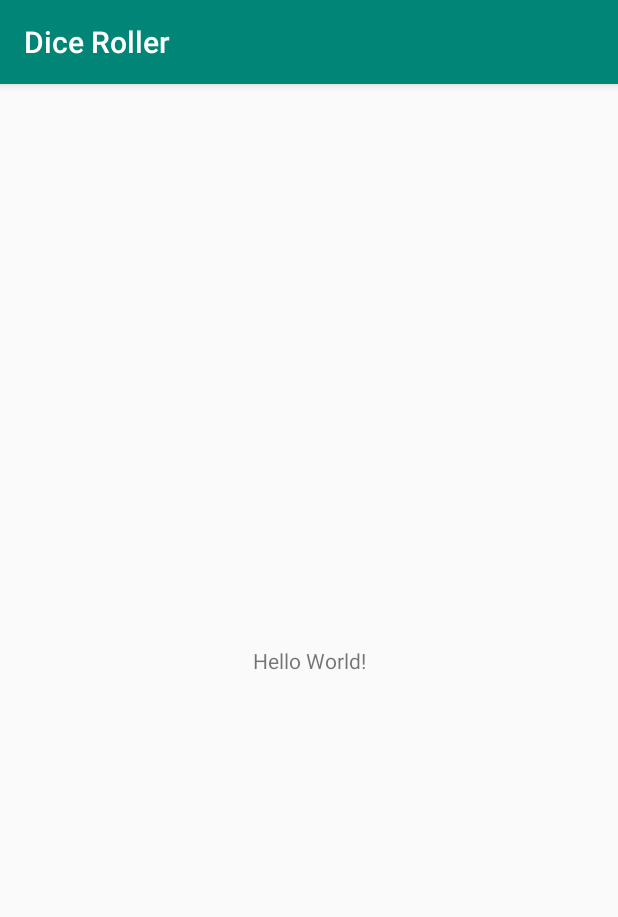
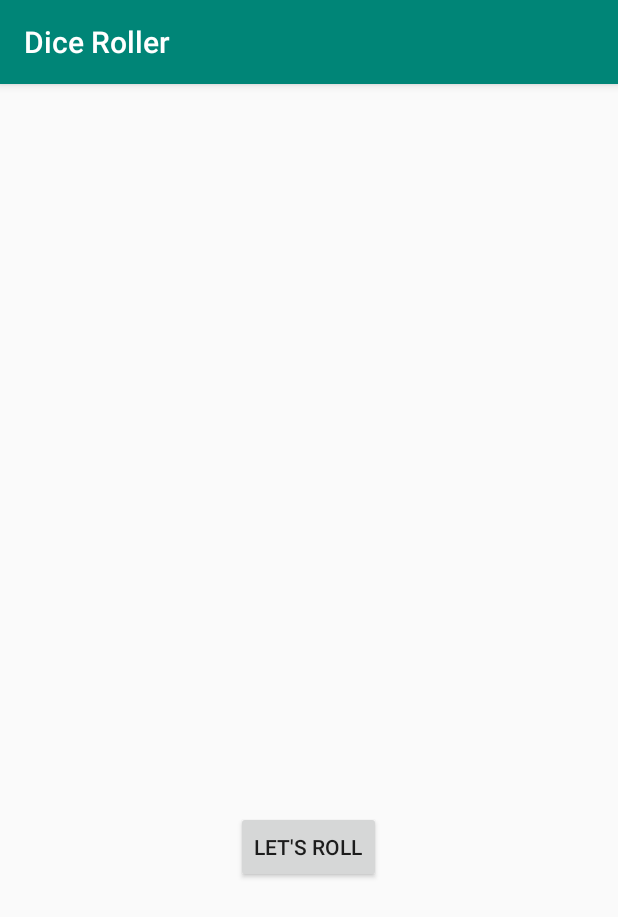
Before and after one commit to brunofe/Kotlin-apps-repoPrincipal, an Android app: the screen it shows after launch (MainActivity), on a phone screen of 412 x 824 dp. Shown: the top 917 px of the screen. Run offline under Robolectric (Android 15) with nearby library versions, the phone set to English and light mode, and no system bars.

```diff
--- a/DiceRoller/app/build.gradle
+++ b/DiceRoller/app/build.gradle
@@ -13,6 +13,7 @@ android {
         versionCode 1
         versionName "1.0"
         testInstrumentationRunner "android.support.test.runner.AndroidJUnitRunner"
+        vectorDrawables.useSupportLibrary = true
     }
     buildTypes {
         release {
@@ -25,8 +26,8 @@ android {
 dependencies {
     implementation fileTree(dir: 'libs', include: ['*.jar'])
     implementation"org.jetbrains.kotlin:kotlin-stdlib-jdk7:$kotlin_version"
-    implementation 'com.android.support:appcompat-v7:28.0.0'
-    implementation 'com.android.support.constraint:constraint-layout:1.1.3'
+    implementation 'androidx.appcompat:appcompat:1.1.0-rc01'
+    implementation 'androidx.constraintlayout:constraintlayout:1.1.3'
     testImplementation 'junit:junit:4.12'
     androidTestImplementation 'com.android.support.test:runner:1.0.2'
     androidTestImplementation 'com.android.support.test.espresso:espresso-core:3.0.2'
--- a/DiceRoller/app/src/main/java/com/example/diceroller/MainActivity.kt
+++ b/DiceRoller/app/src/main/java/com/example/diceroller/MainActivity.kt
@@ -1,12 +1,41 @@
 package com.example.diceroller
 
-import android.support.v7.app.AppCompatActivity
+import androidx.appcompat.app.AppCompatActivity
 import android.os.Bundle
+import android.widget.Button
+import android.widget.ImageView
+import java.util.*
+
 
 class MainActivity : AppCompatActivity() {
+
+    lateinit var diceImage: ImageView
 
     override fun onCreate(savedInstanceState: Bundle?) {
         super.onCreate(savedInstanceState)
         setContentView(R.layout.activity_main)
+
+        val rollButton: Button = findViewById(R.id.roll_button)
+
+        rollButton.text = "Let's Roll"
+        rollButton.setOnClickListener {
+            rollDice()
+        }
+
+        diceImage = findViewById(R.id.dice_image)
+    }
+
+    private fun rollDice() {
+        val randomInt = Random().nextInt(6) + 1
+
+        val drawableResource = when (randomInt) {
+            1 -> R.drawable.dice_1
+            2 -> R.drawable.dice_2
+            3 -> R.drawable.dice_3
+            4 -> R.drawable.dice_4
+            5 -> R.drawable.dice_5
+            else -> R.drawable.dice_6
+        }
+        diceImage.setImageResource(drawableResource)
     }
 }
--- /dev/null
+++ b/DiceRoller/app/src/main/res/drawable/dice_1.xml
@@ -0,0 +1,66 @@
+<!--
+  ~ Copyright 2018, The Android Open Source Project
+  ~
+  ~ Licensed under the Apache License, Version 2.0 (the "License");
+  ~ you may not use this file except in compliance with the License.
+  ~ You may obtain a copy of the License at
+  ~
+  ~     http://www.apache.org/licenses/LICENSE-2.0
+  ~
+  ~ Unless required by applicable law or agreed to in writing, software
+  ~ distributed under the License is distributed on an "AS IS" BASIS,
+  ~ WITHOUT WARRANTIES OR CONDITIONS OF ANY KIND, either express or implied.
+  ~ See the License for the specific language governing permissions and
+  ~ limitations under the License.
+  -->
+
+<vector xmlns:android="http://schemas.android.com/apk/res/android"
+    android:width="200dp"
+    android:height="250dp"
+    android:viewportWidth="800"
+    android:viewportHeight="1000">
+    <path
+        android:fillAlpha="0.5"
+        android:fillColor="#eee"
+        android:pathData="M740.8,635.42c-68.27,90.47 -249.77,201.76 -316,240.63a50.7,50.7 0,0 1,-49.93 0.81c-64.19,-35 -234.09,-133.88 -315.65,-242a14.69,14.69 0,0 1,-0.12 -17.49c77.58,-106.29 159.67,-258.89 341.06,-258.89 182,0 242.19,139.08 340.27,258.88A14.62,14.62 0,0 1,740.8 635.42Z"
+        android:strokeAlpha="0.5" />
+    <path
+        android:fillColor="#bdbdbd"
+        android:pathData="M704.9,630l-294.29,191.06l0,-340.85l294.29,-191.06l0,340.85z" />
+    <path
+        android:fillColor="#e0e0e0"
+        android:pathData="M97.59,630l294.29,191.06l0,-340.85l-294.29,-191.06l0,340.85z" />
+    <path
+        android:fillColor="#f5f5f5"
+        android:pathData="M400.14,464.73l-293.19,-191.45l293.19,-156.31l295.39,156.31l-295.39,191.45z" />
+    <path
+        android:fillColor="#eee"
+        android:pathData="M106.95,273.28l-9.36,15.87l294.29,191.06l8.26,-15.48l-293.19,-191.45z" />
+    <path
+        android:fillColor="#e0e0e0"
+        android:pathData="M695.53,273.28l9.37,15.87l-294.29,191.06l-10.47,-15.48l295.39,-191.45z" />
+    <path
+        android:fillColor="#eee"
+        android:pathData="M391.88,480.21h18.73v340.85h-18.73z" />
+    <path
+        android:fillColor="#f5f5f5"
+        android:pathData="M400.14,464.73l-8.26,15.48l18.73,0l-10.47,-15.48z" />
+    <path
+        android:fillColor="#78c257"
+        android:pathData="M397.45,297.62a16.9,28.71 97.07,1 0,4.16 -33.54a16.9,28.71 97.07,1 0,-4.16 33.54z" />
+    <path
+        android:fillColor="#78c257"
+        android:pathData="M297.17,539.02a30.12,16.11 53.82,1 0,26.01 -19.02a30.12,16.11 53.82,1 0,-26.01 19.02z" />
+    <path
+        android:fillColor="#78c257"
+        android:pathData="M161.96,588.24a30.12,16.11 53.82,1 0,26.01 -19.02a30.12,16.11 53.82,1 0,-26.01 19.02z" />
+    <path
+        android:fillColor="#78c257"
+        android:pathData="M551.15,579.45a30.12,16.11 126.18,1 0,35.56 -48.62a30.12,16.11 126.18,1 0,-35.56 48.62z" />
+    <path
+        android:fillColor="#78c257"
+        android:pathData="M469.12,549.58a30.12,16.11 126.18,1 0,35.56 -48.62a30.12,16.11 126.18,1 0,-35.56 48.62z" />
+    <path
+        android:fillColor="#78c257"
+        android:pathData="M633.17,609.29a30.12,16.11 126.18,1 0,35.56 -48.62a30.12,16.11 126.18,1 0,-35.56 48.62z" />
+</vector>
--- /dev/null
+++ b/DiceRoller/app/src/main/res/drawable/dice_2.xml
@@ -0,0 +1,66 @@
+<!--
+  ~ Copyright 2018, The Android Open Source Project
+  ~
+  ~ Licensed under the Apache License, Version 2.0 (the "License");
+  ~ you may not use this file except in compliance with the License.
+  ~ You may obtain a copy of the License at
+  ~
+  ~     http://www.apache.org/licenses/LICENSE-2.0
+  ~
+  ~ Unless required by applicable law or agreed to in writing, software
+  ~ distributed under the License is distributed on an "AS IS" BASIS,
+  ~ WITHOUT WARRANTIES OR CONDITIONS OF ANY KIND, either express or implied.
+  ~ See the License for the specific language governing permissions and
+  ~ limitations under the License.
+  -->
+
+<vector xmlns:android="http://schemas.android.com/apk/res/android"
+    android:width="200dp"
+    android:height="250dp"
+    android:viewportWidth="800"
+    android:viewportHeight="1000">
+    <path
+        android:fillAlpha="0.5"
+        android:fillColor="#eee"
+        android:pathData="M740.8,635.42c-68.27,90.47 -249.77,201.76 -316,240.63a50.7,50.7 0,0 1,-49.93 0.81c-64.19,-35 -234.09,-133.88 -315.65,-242a14.69,14.69 0,0 1,-0.12 -17.49c77.58,-106.29 159.67,-258.89 341.06,-258.89 182,0 242.19,139.08 340.27,258.88A14.62,14.62 0,0 1,740.8 635.42Z"
+        android:strokeAlpha="0.5" />
+    <path
+        android:fillColor="#bdbdbd"
+        android:pathData="M704.9,630l-294.29,191.06l0,-340.85l294.29,-191.06l0,340.85z" />
+    <path
+        android:fillColor="#e0e0e0"
+        android:pathData="M97.59,630l294.29,191.06l0,-340.85l-294.29,-191.06l0,340.85z" />
+    <path
+        android:fillColor="#f5f5f5"
+        android:pathData="M400.14,464.73l-293.19,-191.45l293.19,-156.31l295.39,156.31l-295.39,191.45z" />
+    <path
+        android:fillColor="#eee"
+        android:pathData="M106.95,273.28l-9.36,15.87l294.29,191.06l8.26,-15.48l-293.19,-191.45z" />
+    <path
+        android:fillColor="#e0e0e0"
+        android:pathData="M695.53,273.28l9.37,15.87l-294.29,191.06l-10.47,-15.48l295.39,-191.45z" />
+    <path
+        android:fillColor="#eee"
+        android:pathData="M391.88,480.21h18.73v340.85h-18.73z" />
+    <path
+        android:fillColor="#f5f5f5"
+        android:pathData="M400.14,464.73l-8.26,15.48l18.73,0l-10.47,-15.48z" />
+    <path
+        android:fillColor="#78c257"
+        android:pathData="M520.85,303.25a16.9,28.71 97.07,1 0,4.16 -33.54a16.9,28.71 97.07,1 0,-4.16 33.54z" />
+    <path
+        android:fillColor="#78c257"
+        android:pathData="M273.33,291.99a16.9,28.71 97.07,1 0,4.16 -33.54a16.9,28.71 97.07,1 0,-4.16 33.54z" />
+    <path
+        android:fillColor="#78c257"
+        android:pathData="M229.56,563.64a30.12,16.11 53.82,1 0,26.01 -19.02a30.12,16.11 53.82,1 0,-26.01 19.02z" />
+    <path
+        android:fillColor="#78c257"
+        android:pathData="M311.58,533.77a30.12,16.11 53.82,1 0,26.01 -19.02a30.12,16.11 53.82,1 0,-26.01 19.02z" />
+    <path
+        android:fillColor="#78c257"
+        android:pathData="M147.54,593.49a30.12,16.11 53.82,1 0,26.01 -19.02a30.12,16.11 53.82,1 0,-26.01 19.02z" />
+    <path
+        android:fillColor="#78c257"
+        android:pathData="M551.15,579.45a30.12,16.11 126.18,1 0,35.56 -48.62a30.12,16.11 126.18,1 0,-35.56 48.62z" />
+</vector>
--- /dev/null
+++ b/DiceRoller/app/src/main/res/drawable/dice_3.xml
@@ -0,0 +1,66 @@
+<!--
+  ~ Copyright 2018, The Android Open Source Project
+  ~
+  ~ Licensed under the Apache License, Version 2.0 (the "License");
+  ~ you may not use this file except in compliance with the License.
+  ~ You may obtain a copy of the License at
+  ~
+  ~     http://www.apache.org/licenses/LICENSE-2.0
+  ~
+  ~ Unless required by applicable law or agreed to in writing, software
+  ~ distributed under the License is distributed on an "AS IS" BASIS,
+  ~ WITHOUT WARRANTIES OR CONDITIONS OF ANY KIND, either express or implied.
+  ~ See the License for the specific language governing permissions and
+  ~ limitations under the License.
+  -->
+
+<vector xmlns:android="http://schemas.android.com/apk/res/android"
+    android:width="200dp"
+    android:height="250dp"
+    android:viewportWidth="800"
+    android:viewportHeight="1000">
+    <path
+        android:fillAlpha="0.5"
+        android:fillColor="#eee"
+        android:pathData="M740.8,635.42c-68.27,90.47 -249.77,201.76 -316,240.63a50.7,50.7 0,0 1,-49.93 0.81c-64.19,-35 -234.09,-133.88 -315.65,-242a14.69,14.69 0,0 1,-0.12 -17.49c77.58,-106.29 159.67,-258.89 341.06,-258.89 182,0 242.19,139.08 340.27,258.88A14.62,14.62 0,0 1,740.8 635.42Z"
+        android:strokeAlpha="0.5" />
+    <path
+        android:fillColor="#bdbdbd"
+        android:pathData="M704.9,630l-294.29,191.06l0,-340.85l294.29,-191.06l0,340.85z" />
+    <path
+        android:fillColor="#e0e0e0"
+        android:pathData="M97.59,630l294.29,191.06l0,-340.85l-294.29,-191.06l0,340.85z" />
+    <path
+        android:fillColor="#f5f5f5"
+        android:pathData="M400.14,464.73l-293.19,-191.45l293.19,-156.31l295.39,156.31l-295.39,191.45z" />
+    <path
+        android:fillColor="#eee"
+        android:pathData="M106.95,273.28l-9.36,15.87l294.29,191.06l8.26,-15.48l-293.19,-191.45z" />
+    <path
+        android:fillColor="#e0e0e0"
+        android:pathData="M695.53,273.28l9.37,15.87l-294.29,191.06l-10.47,-15.48l295.39,-191.45z" />
+    <path
+        android:fillColor="#eee"
+        android:pathData="M391.88,480.21h18.73v340.85h-18.73z" />
+    <path
+        android:fillColor="#f5f5f5"
+        android:pathData="M400.14,464.73l-8.26,15.48l18.73,0l-10.47,-15.48z" />
+    <path
+        android:fillColor="#78c257"
+        android:pathData="M398.11,297.62a16.9,28.71 97.07,1 0,4.16 -33.54a16.9,28.71 97.07,1 0,-4.16 33.54z" />
+    <path
+        android:fillColor="#78c257"
+        android:pathData="M548.27,304.46a16.9,28.71 97.07,1 0,4.16 -33.54a16.9,28.71 97.07,1 0,-4.16 33.54z" />
+    <path
+        android:fillColor="#78c257"
+        android:pathData="M247.95,290.79a16.9,28.71 97.07,1 0,4.16 -33.54a16.9,28.71 97.07,1 0,-4.16 33.54z" />
+    <path
+        android:fillColor="#78c257"
+        android:pathData="M229.56,563.64a30.12,16.11 53.82,1 0,26.01 -19.02a30.12,16.11 53.82,1 0,-26.01 19.02z" />
+    <path
+        android:fillColor="#78c257"
+        android:pathData="M483.54,554.83a30.12,16.11 126.18,1 0,35.56 -48.62a30.12,16.11 126.18,1 0,-35.56 48.62z" />
+    <path
+        android:fillColor="#78c257"
+        android:pathData="M618.75,604.04a30.12,16.11 126.18,1 0,35.56 -48.62a30.12,16.11 126.18,1 0,-35.56 48.62z" />
+</vector>
--- /dev/null
+++ b/DiceRoller/app/src/main/res/drawable/dice_4.xml
@@ -0,0 +1,69 @@
+<!--
+  ~ Copyright 2018, The Android Open Source Project
+  ~
+  ~ Licensed under the Apache License, Version 2.0 (the "License");
+  ~ you may not use this file except in compliance with the License.
+  ~ You may obtain a copy of the License at
+  ~
+  ~     http://www.apache.org/licenses/LICENSE-2.0
+  ~
+  ~ Unless required by applicable law or agreed to in writing, software
+  ~ distributed under the License is distributed on an "AS IS" BASIS,
+  ~ WITHOUT WARRANTIES OR CONDITIONS OF ANY KIND, either express or implied.
+  ~ See the License for the specific language governing permissions and
+  ~ limitations under the License.
+  -->
+
+<vector xmlns:android="http://schemas.android.com/apk/res/android"
+    android:width="200dp"
+    android:height="250dp"
+    android:viewportWidth="800"
+    android:viewportHeight="1000">
+    <path
+        android:fillAlpha="0.5"
+        android:fillColor="#eee"
+        android:pathData="M740.8,635.42c-68.27,90.47 -249.77,201.76 -316,240.63a50.7,50.7 0,0 1,-49.93 0.81c-64.19,-35 -234.09,-133.88 -315.65,-242a14.69,14.69 0,0 1,-0.12 -17.49c77.58,-106.29 159.67,-258.89 341.06,-258.89 182,0 242.19,139.08 340.27,258.88A14.62,14.62 0,0 1,740.8 635.42Z"
+        android:strokeAlpha="0.5" />
+    <path
+        android:fillColor="#bdbdbd"
+        android:pathData="M704.9,630l-294.29,191.06l0,-340.85l294.29,-191.06l0,340.85z" />
+    <path
+        android:fillColor="#e0e0e0"
+        android:pathData="M97.59,630l294.29,191.06l0,-340.85l-294.29,-191.06l0,340.85z" />
+    <path
+        android:fillColor="#f5f5f5"
+        android:pathData="M400.14,464.73l-293.19,-191.45l293.19,-156.31l295.39,156.31l-295.39,191.45z" />
+    <path
+        android:fillColor="#eee"
+        android:pathData="M106.95,273.28l-9.36,15.87l294.29,191.06l8.26,-15.48l-293.19,-191.45z" />
+    <path
+        android:fillColor="#e0e0e0"
+        android:pathData="M695.53,273.28l9.37,15.87l-294.29,191.06l-10.47,-15.48l295.39,-191.45z" />
+    <path
+        android:fillColor="#eee"
+        android:pathData="M391.88,480.21h18.73v340.85h-18.73z" />
+    <path
+        android:fillColor="#f5f5f5"
+        android:pathData="M400.14,464.73l-8.26,15.48l18.73,0l-10.47,-15.48z" />
+    <path
+        android:fillColor="#78c257"
+        android:pathData="M530.08,303.65a16.9,28.71 97.07,1 0,4.16 -33.54a16.9,28.71 97.07,1 0,-4.16 33.54z" />
+    <path
+        android:fillColor="#78c257"
+        android:pathData="M389.68,218.17a16.9,28.71 97.07,1 0,4.16 -33.54a16.9,28.71 97.07,1 0,-4.16 33.54z" />
+    <path
+        android:fillColor="#78c257"
+        android:pathData="M405.35,377.09a16.9,28.71 97.07,1 0,4.16 -33.54a16.9,28.71 97.07,1 0,-4.16 33.54z" />
+    <path
+        android:fillColor="#78c257"
+        android:pathData="M264.95,291.6a16.9,28.71 97.07,1 0,4.16 -33.54a16.9,28.71 97.07,1 0,-4.16 33.54z" />
+    <path
+        android:fillColor="#78c257"
+        android:pathData="M297.17,541.59a30.12,16.11 53.82,1 0,26.01 -19.02a30.12,16.11 53.82,1 0,-26.01 19.02z" />
+    <path
+        android:fillColor="#78c257"
+        android:pathData="M161.96,590.81a30.12,16.11 53.82,1 0,26.01 -19.02a30.12,16.11 53.82,1 0,-26.01 19.02z" />
+    <path
+        android:fillColor="#78c257"
+        android:pathData="M551.15,579.45a30.12,16.11 126.18,1 0,35.56 -48.62a30.12,16.11 126.18,1 0,-35.56 48.62z" />
+</vector>
--- /dev/null
+++ b/DiceRoller/app/src/main/res/drawable/dice_5.xml
@@ -0,0 +1,75 @@
+<!--
+  ~ Copyright 2018, The Android Open Source Project
+  ~
+  ~ Licensed under the Apache License, Version 2.0 (the "License");
+  ~ you may not use this file except in compliance with the License.
+  ~ You may obtain a copy of the License at
+  ~
+  ~     http://www.apache.org/licenses/LICENSE-2.0
+  ~
+  ~ Unless required by applicable law or agreed to in writing, software
+  ~ distributed under the License is distributed on an "AS IS" BASIS,
+  ~ WITHOUT WARRANTIES OR CONDITIONS OF ANY KIND, either express or implied.
+  ~ See the License for the specific language governing permissions and
+  ~ limitations under the License.
+  -->
+
+<vector xmlns:android="http://schemas.android.com/apk/res/android"
+    android:width="200dp"
+    android:height="250dp"
+    android:viewportWidth="800"
+    android:viewportHeight="1000">
+    <path
+        android:fillAlpha="0.5"
+        android:fillColor="#eee"
+        android:pathData="M740.8,635.42c-68.27,90.47 -249.77,201.76 -316,240.63a50.7,50.7 0,0 1,-49.93 0.81c-64.19,-35 -234.09,-133.88 -315.65,-242a14.69,14.69 0,0 1,-0.12 -17.49c77.58,-106.29 159.67,-258.89 341.06,-258.89 182,0 242.19,139.08 340.27,258.88A14.62,14.62 0,0 1,740.8 635.42Z"
+        android:strokeAlpha="0.5" />
+    <path
+        android:fillColor="#bdbdbd"
+        android:pathData="M704.9,630l-294.29,191.06l0,-340.85l294.29,-191.06l0,340.85z" />
+    <path
+        android:fillColor="#e0e0e0"
+        android:pathData="M97.59,630l294.29,191.06l0,-340.85l-294.29,-191.06l0,340.85z" />
+    <path
+        android:fillColor="#f5f5f5"
+        android:pathData="M400.14,464.73l-293.19,-191.45l293.19,-156.31l295.39,156.31l-295.39,191.45z" />
+    <path
+        android:fillColor="#eee"
+        android:pathData="M106.95,273.28l-9.36,15.87l294.29,191.06l8.26,-15.48l-293.19,-191.45z" />
+    <path
+        android:fillColor="#e0e0e0"
+        android:pathData="M695.53,273.28l9.37,15.87l-294.29,191.06l-10.47,-15.48l295.39,-191.45z" />
+    <path
+        android:fillColor="#eee"
+        android:pathData="M391.88,480.21h18.73v340.85h-18.73z" />
+    <path
+        android:fillColor="#f5f5f5"
+        android:pathData="M400.14,464.73l-8.26,15.48l18.73,0l-10.47,-15.48z" />
+    <path
+        android:fillColor="#78c257"
+        android:pathData="M397.05,297.63a16.9,28.71 97.07,1 0,4.16 -33.54a16.9,28.71 97.07,1 0,-4.16 33.54z" />
+    <path
+        android:fillColor="#78c257"
+        android:pathData="M547.21,304.45a16.9,28.71 97.07,1 0,4.16 -33.54a16.9,28.71 97.07,1 0,-4.16 33.54z" />
+    <path
+        android:fillColor="#78c257"
+        android:pathData="M388.17,207.62a16.9,28.71 97.07,1 0,4.16 -33.54a16.9,28.71 97.07,1 0,-4.16 33.54z" />
+    <path
+        android:fillColor="#78c257"
+        android:pathData="M405.93,387.62a16.9,28.71 97.07,1 0,4.16 -33.54a16.9,28.71 97.07,1 0,-4.16 33.54z" />
+    <path
+        android:fillColor="#78c257"
+        android:pathData="M246.89,290.79a16.9,28.71 97.07,1 0,4.16 -33.54a16.9,28.71 97.07,1 0,-4.16 33.54z" />
+    <path
+        android:fillColor="#78c257"
+        android:pathData="M229.56,563.64a30.12,16.11 53.82,1 0,26.01 -19.02a30.12,16.11 53.82,1 0,-26.01 19.02z" />
+    <path
+        android:fillColor="#78c257"
+        android:pathData="M551.15,579.45a30.12,16.11 126.18,1 0,35.56 -48.62a30.12,16.11 126.18,1 0,-35.56 48.62z" />
+    <path
+        android:fillColor="#78c257"
+        android:pathData="M469.12,549.58a30.12,16.11 126.18,1 0,35.56 -48.62a30.12,16.11 126.18,1 0,-35.56 48.62z" />
+    <path
+        android:fillColor="#78c257"
+        android:pathData="M633.17,609.29a30.12,16.11 126.18,1 0,35.56 -48.62a30.12,16.11 126.18,1 0,-35.56 48.62z" />
+</vector>
--- /dev/null
+++ b/DiceRoller/app/src/main/res/drawable/dice_6.xml
@@ -0,0 +1,81 @@
+<!--
+  ~ Copyright 2018, The Android Open Source Project
+  ~
+  ~ Licensed under the Apache License, Version 2.0 (the "License");
+  ~ you may not use this file except in compliance with the License.
+  ~ You may obtain a copy of the License at
+  ~
+  ~     http://www.apache.org/licenses/LICENSE-2.0
+  ~
+  ~ Unless required by applicable law or agreed to in writing, software
+  ~ distributed under the License is distributed on an "AS IS" BASIS,
+  ~ WITHOUT WARRANTIES OR CONDITIONS OF ANY KIND, either express or implied.
+  ~ See the License for the specific language governing permissions and
+  ~ limitations under the License.
+  -->
+
+<vector xmlns:android="http://schemas.android.com/apk/res/android"
+    android:width="200dp"
+    android:height="250dp"
+    android:viewportWidth="800"
+    android:viewportHeight="1000">
+    <path
+        android:fillAlpha="0.5"
+        android:fillColor="#eee"
+        android:pathData="M740.8,635.42c-68.27,90.47 -249.77,201.76 -316,240.63a50.7,50.7 0,0 1,-49.93 0.81c-64.19,-35 -234.09,-133.88 -315.65,-242a14.69,14.69 0,0 1,-0.12 -17.49c77.58,-106.29 159.67,-258.89 341.06,-258.89 182,0 242.19,139.08 340.27,258.88A14.62,14.62 0,0 1,740.8 635.42Z"
+        android:strokeAlpha="0.5" />
+    <path
+        android:fillColor="#bdbdbd"
+        android:pathData="M704.9,630l-294.29,191.06l0,-340.85l294.29,-191.06l0,340.85z" />
+    <path
+        android:fillColor="#e0e0e0"
+        android:pathData="M97.59,630l294.29,191.06l0,-340.85l-294.29,-191.06l0,340.85z" />
+    <path
+        android:fillColor="#f5f5f5"
+        android:pathData="M400.14,464.73l-293.19,-191.45l293.19,-156.31l295.39,156.31l-295.39,191.45z" />
+    <path
+        android:fillColor="#eee"
+        android:pathData="M106.95,273.28l-9.36,15.87l294.29,191.06l8.26,-15.48l-293.19,-191.45z" />
+    <path
+        android:fillColor="#e0e0e0"
+        android:pathData="M695.53,273.28l9.37,15.87l-294.29,191.06l-10.47,-15.48l295.39,-191.45z" />
+    <path
+        android:fillColor="#eee"
+        android:pathData="M391.88,480.21h18.73v340.85h-18.73z" />
+    <path
+        android:fillColor="#f5f5f5"
+        android:pathData="M400.14,464.73l-8.26,15.48l18.73,0l-10.47,-15.48z" />
+    <path
+        android:fillColor="#78c257"
+        android:pathData="M326.53,254.89a16.9,28.71 97.07,1 0,4.16 -33.54a16.9,28.71 97.07,1 0,-4.16 33.54z" />
+    <path
+        android:fillColor="#78c257"
+        android:pathData="M537.57,298.78a16.9,28.71 97.07,1 0,4.16 -33.54a16.9,28.71 97.07,1 0,-4.16 33.54z" />
+    <path
+        android:fillColor="#78c257"
+        android:pathData="M397.17,213.3a16.9,28.71 97.07,1 0,4.16 -33.54a16.9,28.71 97.07,1 0,-4.16 33.54z" />
+    <path
+        android:fillColor="#78c257"
+        android:pathData="M396.31,381.95a16.9,28.71 97.07,1 0,4.16 -33.54a16.9,28.71 97.07,1 0,-4.16 33.54z" />
+    <path
+        android:fillColor="#78c257"
+        android:pathData="M255.91,296.47a16.9,28.71 97.07,1 0,4.16 -33.54a16.9,28.71 97.07,1 0,-4.16 33.54z" />
+    <path
+        android:fillColor="#78c257"
+        android:pathData="M466.93,340.37a16.9,28.71 97.07,1 0,4.16 -33.54a16.9,28.71 97.07,1 0,-4.16 33.54z" />
+    <path
+        android:fillColor="#78c257"
+        android:pathData="M230,563.64a30.12,16.11 53.82,1 0,26.01 -19.02a30.12,16.11 53.82,1 0,-26.01 19.02z" />
+    <path
+        android:fillColor="#78c257"
+        android:pathData="M312.02,533.78a30.12,16.11 53.82,1 0,26.01 -19.02a30.12,16.11 53.82,1 0,-26.01 19.02z" />
+    <path
+        android:fillColor="#78c257"
+        android:pathData="M147.96,593.48a30.12,16.11 53.82,1 0,26.01 -19.02a30.12,16.11 53.82,1 0,-26.01 19.02z" />
+    <path
+        android:fillColor="#78c257"
+        android:pathData="M483.54,554.83a30.12,16.11 126.18,1 0,35.56 -48.62a30.12,16.11 126.18,1 0,-35.56 48.62z" />
+    <path
+        android:fillColor="#78c257"
+        android:pathData="M618.75,604.04a30.12,16.11 126.18,1 0,35.56 -48.62a30.12,16.11 126.18,1 0,-35.56 48.62z" />
+</vector>
--- /dev/null
+++ b/DiceRoller/app/src/main/res/drawable/empty_dice.xml
@@ -0,0 +1,27 @@
+<!--
+  ~ Copyright 2018, The Android Open Source Project
+  ~
+  ~ Licensed under the Apache License, Version 2.0 (the "License");
+  ~ you may not use this file except in compliance with the License.
+  ~ You may obtain a copy of the License at
+  ~
+  ~     http://www.apache.org/licenses/LICENSE-2.0
+  ~
+  ~ Unless required by applicable law or agreed to in writing, software
+  ~ distributed under the License is distributed on an "AS IS" BASIS,
+  ~ WITHOUT WARRANTIES OR CONDITIONS OF ANY KIND, either express or implied.
+  ~ See the License for the specific language governing permissions and
+  ~ limitations under the License.
+  -->
+
+<vector xmlns:android="http://schemas.android.com/apk/res/android"
+    android:width="200dp"
+    android:height="250dp"
+    android:viewportWidth="800"
+    android:viewportHeight="1000">
+
+    <path
+        android:fillColor="#00000000"
+        android:pathData="M0,0l0,0z" />
+
+</vector>
--- a/DiceRoller/app/src/main/res/layout/activity_main.xml
+++ b/DiceRoller/app/src/main/res/layout/activity_main.xml
@@ -1,19 +1,27 @@
 <?xml version="1.0" encoding="utf-8"?>
-<android.support.constraint.ConstraintLayout
-        xmlns:android="http://schemas.android.com/apk/res/android"
-        xmlns:tools="http://schemas.android.com/tools"
-        xmlns:app="http://schemas.android.com/apk/res-auto"
-        android:layout_width="match_parent"
-        android:layout_height="match_parent"
-        tools:context=".MainActivity">
+<LinearLayout xmlns:android="http://schemas.android.com/apk/res/android"
+              xmlns:tools="http://schemas.android.com/tools"
+              xmlns:app="http://schemas.android.com/apk/res-auto"
+              android:layout_width="match_parent"
+              android:layout_height="wrap_content"
+              android:orientation="vertical"
+              android:layout_gravity="center_vertical"
+              tools:context=".MainActivity"
+              >
 
-    <TextView
+    <ImageView
+            android:id="@+id/dice_image"
             android:layout_width="wrap_content"
             android:layout_height="wrap_content"
-            android:text="Hello World!"
-            app:layout_constraintBottom_toBottomOf="parent"
-            app:layout_constraintLeft_toLeftOf="parent"
-            app:layout_constraintRight_toRightOf="parent"
-            app:layout_constraintTop_toTopOf="parent"/>
+            android:layout_gravity="center_horizontal"
+            app:srcCompat="@drawable/empty_dice"
+            tools:src="@drawable/dice_1" />
 
-</android.support.constraint.ConstraintLayout>
+    <Button
+            android:id="@+id/roll_button"
+            android:layout_width="wrap_content"
+            android:layout_height="wrap_content"
+            android:layout_gravity="center_horizontal"
+            android:text="@string/rollButtonName"/>
+
+</LinearLayout>
--- a/DiceRoller/app/src/main/res/values/strings.xml
+++ b/DiceRoller/app/src/main/res/values/strings.xml
@@ -1,3 +1,4 @@
 <resources>
     <string name="app_name">Dice Roller</string>
+    <string name="rollButtonName">roll</string>
 </resources>
```
